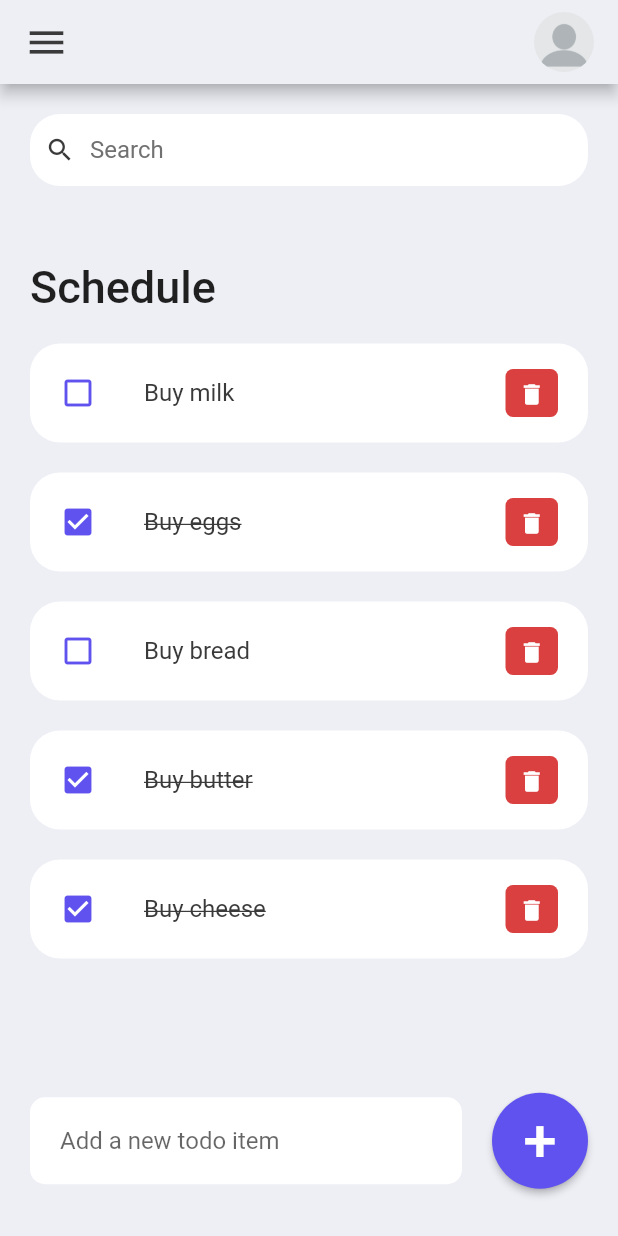
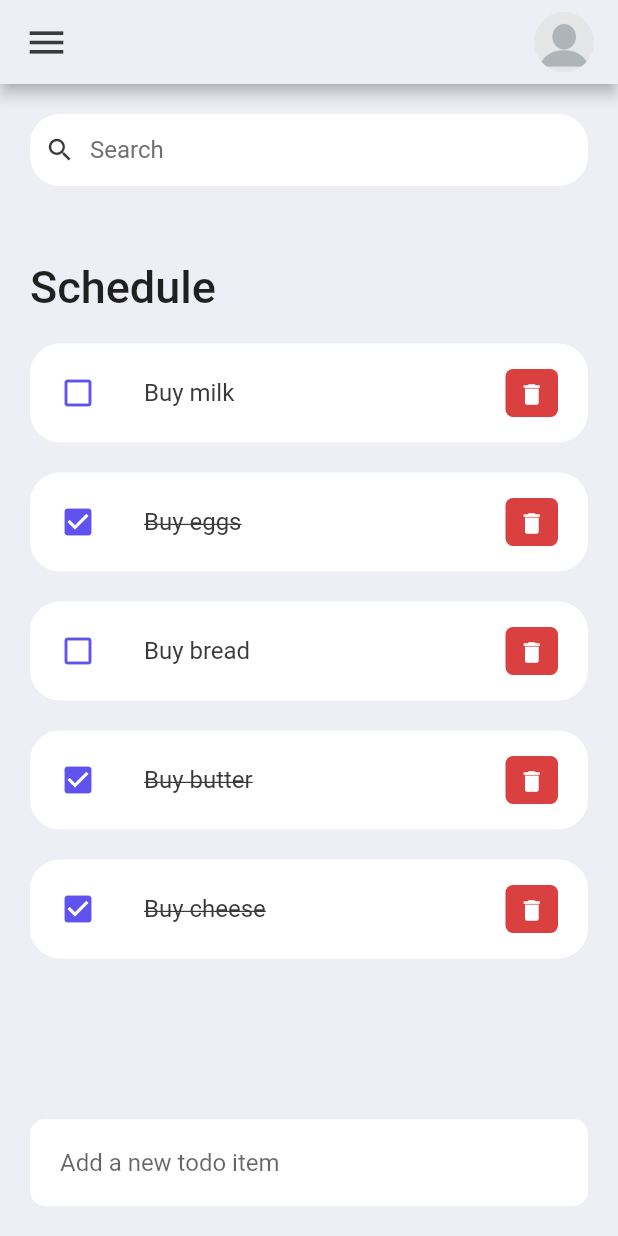
Before and after one commit to victormusembi11/flutter_todo, a Flutter app: the screen it shows after launch, on a phone screen of 412 x 824 dp. Run offline on Flutter 3.47's test engine with Material 2 defaults, Android fonts, the phone set to English and light mode, and no system bars.

```diff
--- a/lib/screens/home.dart
+++ b/lib/screens/home.dart
@@ -13,6 +13,7 @@ class Home extends StatefulWidget {
 
 class _HomeState extends State<Home> {
   final todosList = ToDo.todoList();
+  final _todoController = TextEditingController();
 
   @override
   Widget build(BuildContext context) {
@@ -59,7 +60,17 @@ class _HomeState extends State<Home> {
                     ),
                   ),
                 ),
-                Container(
+                // addTodoInput()
+              ],
+            ),
+          )
+        ],
+      ),
+    );
+  }
+
+  Widget addTodoInput() {
+    return Container(
       margin: const EdgeInsets.only(
         bottom: 20,
         right: 20,
@@ -77,12 +88,6 @@ class _HomeState extends State<Home> {
             fontSize: 40,
           ),
         ),
-                  ),
-                )
-              ],
-            ),
-          )
-        ],
       ),
     );
   }
```
Lines whose indentation alone changed are shown as unchanged.
